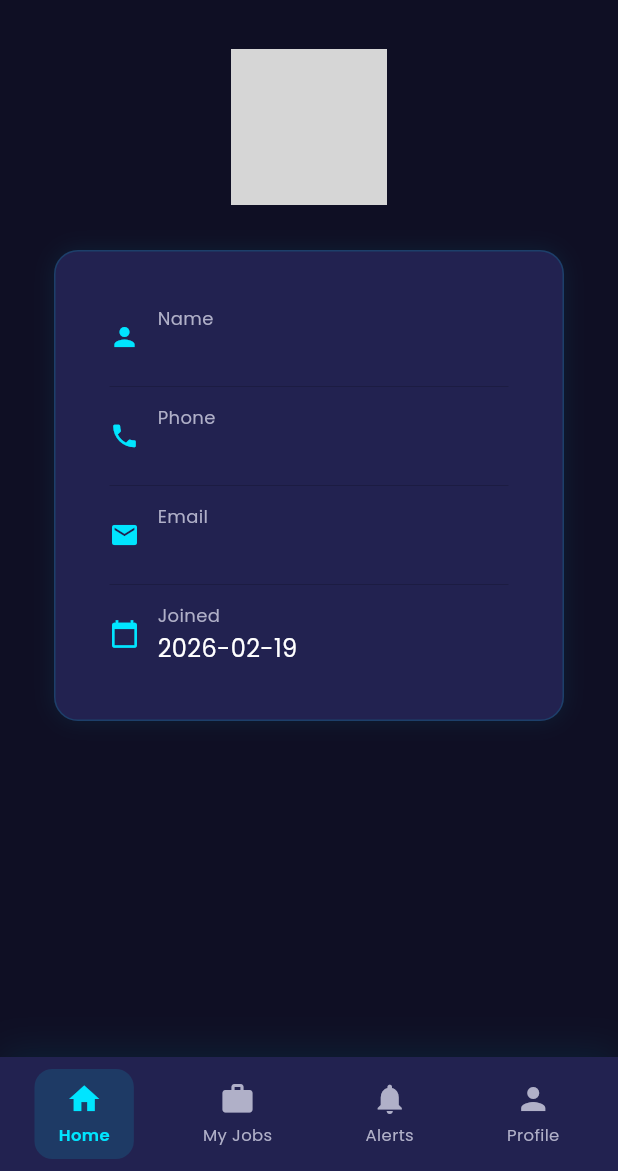
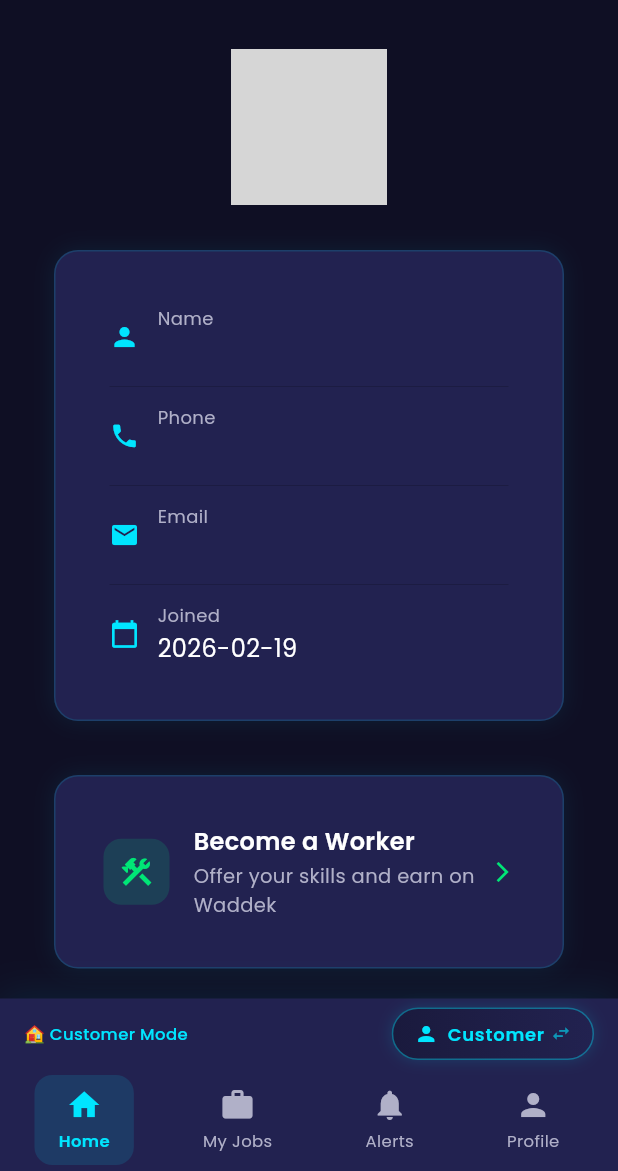
Before and after one commit to hopeengineer/waddek-lk, a Flutter app: the CustomerProfileScreen screen opened by its route, after a tap on the "edit" icon, after a tap on "Save Changes", on a phone screen of 412 x 824 dp, the part 65-1236 px from its top. Run offline on Flutter 3.47's test engine with Material 3 defaults, Android fonts, the phone set to English and light mode, and no system bars; our stand-ins replace cached_network_image, flutter_animate, flutter_riverpod, freezed_annotation, geolocator, go_router and 3 more; missing offline and left inert: onesignal_flutter; accounts and stored records are empty; network calls fail; grey boxes are pictures that could not be loaded.

Commit message:
feat: add dual account support with role switching
Phase 2:
- Add activeRole/registrationCompleted to ProfileModel + freezed regen
- Create role_provider for app-wide role state management
- Create role_switch_widget with animated toggle (neon green/cyan)
- Rebuild app_bottom_nav with role mode strip + dynamic tabs
- Add updateActiveRole to ProfileRepository
- Customer profile: add 'Become a Worker' card → worker onboarding
- Worker profile: add 'Switch to Customer' quick action (one-click)
- Asymmetric: Worker→Customer instant, Customer→Worker needs verification

```diff
--- /dev/null
+++ b/lib/core/providers/role_provider.dart
@@ -0,0 +1,40 @@
+import 'package:flutter_riverpod/flutter_riverpod.dart';
+
+import '../../features/profile/data/profile_repository.dart';
+import '../../features/profile/presentation/providers/profile_provider.dart';
+
+/// Active role provider — determines whether the user is in customer or worker mode.
+///
+/// This is the single source of truth for the current role across the app.
+/// It reads from the profile's `active_role` field and can be switched.
+final activeRoleProvider =
+    StateNotifierProvider<ActiveRoleNotifier, String>((ref) {
+  final profile = ref.watch(currentProfileProvider).valueOrNull;
+  final initialRole = profile?.activeRole ?? 'customer';
+  return ActiveRoleNotifier(
+    ref.read(profileRepositoryProvider),
+    initialRole,
+  );
+});
+
+class ActiveRoleNotifier extends StateNotifier<String> {
+  ActiveRoleNotifier(this._repo, String initialRole) : super(initialRole);
+
+  final ProfileRepository _repo;
+
+  /// Whether the current role is worker.
+  bool get isWorker => state == 'worker';
+
+  /// Switch to the given role and persist to DB.
+  Future<void> switchRole(String role) async {
+    if (role == state) return;
+    state = role;
+    await _repo.updateActiveRole(role);
+  }
+
+  /// Toggle between customer and worker.
+  Future<void> toggleRole() async {
+    final newRole = state == 'customer' ? 'worker' : 'customer';
+    await switchRole(newRole);
+  }
+}
--- a/lib/core/widgets/app_bottom_nav.dart
+++ b/lib/core/widgets/app_bottom_nav.dart
@@ -2,9 +2,12 @@ import 'package:flutter/material.dart';
 import 'package:flutter_riverpod/flutter_riverpod.dart';
 import 'package:go_router/go_router.dart';
 
+import '../providers/role_provider.dart';
 import '../theme/app_colors.dart';
+import '../widgets/role_switch_widget.dart';
 
 /// Bottom navigation shell — different tabs for customers vs workers.
+/// Uses [activeRoleProvider] to determine the current role dynamically.
 class AppBottomNav extends ConsumerStatefulWidget {
   const AppBottomNav({required this.child, required this.isWorker, super.key});
   final Widget child;
@@ -17,7 +20,9 @@ class AppBottomNav extends ConsumerStatefulWidget {
 class _AppBottomNavState extends ConsumerState<AppBottomNav> {
   int _currentIndex = 0;
 
-  List<_NavItem> get _items => widget.isWorker
+  List<_NavItem> get _items {
+    final isWorker = ref.read(activeRoleProvider) == 'worker';
+    return isWorker
         ? [
             _NavItem(Icons.work, 'Jobs', '/worker/jobs'),
             _NavItem(Icons.handshake, 'My Bids', '/worker/bids'),
@@ -30,9 +35,14 @@ class _AppBottomNavState extends ConsumerState<AppBottomNav> {
             _NavItem(Icons.notifications, 'Alerts', '/notifications'),
             _NavItem(Icons.person, 'Profile', '/customer/profile'),
           ];
+  }
 
   @override
   Widget build(BuildContext context) {
+    // Watch role to rebuild when it changes
+    final activeRole = ref.watch(activeRoleProvider);
+    final items = _items;
+
     return Scaffold(
       body: widget.child,
       bottomNavigationBar: Container(
@@ -47,11 +57,37 @@ class _AppBottomNavState extends ConsumerState<AppBottomNav> {
           ],
         ),
         child: SafeArea(
-          child: Padding(
-            padding: const EdgeInsets.symmetric(horizontal: 8, vertical: 8),
+          child: Column(
+            mainAxisSize: MainAxisSize.min,
+            children: [
+              // Role switch strip
+              Padding(
+                padding:
+                    const EdgeInsets.symmetric(horizontal: 16, vertical: 6),
+                child: Row(
+                  mainAxisAlignment: MainAxisAlignment.spaceBetween,
+                  children: [
+                    Text(
+                      activeRole == 'worker' ? '🔧 Worker Mode' : '🏠 Customer Mode',
+                      style: TextStyle(
+                        color: activeRole == 'worker'
+                            ? AppColors.neonGreen
+                            : AppColors.neonCyan,
+                        fontSize: 11,
+                        fontWeight: FontWeight.w500,
+                      ),
+                    ),
+                    const RoleSwitchWidget(),
+                  ],
+                ),
+              ),
+              // Nav buttons
+              Padding(
+                padding:
+                    const EdgeInsets.symmetric(horizontal: 8, vertical: 4),
                 child: Row(
                   mainAxisAlignment: MainAxisAlignment.spaceAround,
-              children: _items.asMap().entries.map((entry) {
+                  children: items.asMap().entries.map((entry) {
                     final i = entry.key;
                     final item = entry.value;
                     final isActive = i == _currentIndex;
@@ -61,6 +97,8 @@ class _AppBottomNavState extends ConsumerState<AppBottomNav> {
                     });
                   }).toList(),
                 ),
+              ),
+            ],
           ),
         ),
       ),
--- /dev/null
+++ b/lib/core/widgets/role_switch_widget.dart
@@ -0,0 +1,160 @@
+import 'package:flutter/material.dart';
+import 'package:flutter_riverpod/flutter_riverpod.dart';
+import 'package:go_router/go_router.dart';
+
+import '../providers/role_provider.dart';
+import '../theme/app_colors.dart';
+import '../theme/app_text_styles.dart';
+
+/// A compact role toggle widget for switching between Customer and Worker modes.
+///
+/// Shows current role with an animated toggle. Worker → Customer is instant;
+/// Customer → Worker requires verification (handled by the caller).
+class RoleSwitchWidget extends ConsumerWidget {
+  const RoleSwitchWidget({super.key});
+
+  @override
+  Widget build(BuildContext context, WidgetRef ref) {
+    final activeRole = ref.watch(activeRoleProvider);
+    final isWorker = activeRole == 'worker';
+
+    return GestureDetector(
+      onTap: () => _handleSwitch(context, ref, isWorker),
+      child: AnimatedContainer(
+        duration: const Duration(milliseconds: 300),
+        curve: Curves.easeInOut,
+        padding: const EdgeInsets.symmetric(horizontal: 14, vertical: 8),
+        decoration: BoxDecoration(
+          gradient: isWorker
+              ? const LinearGradient(
+                  colors: [Color(0xFF1A3A2E), Color(0xFF0F2E1F)],
+                )
+              : const LinearGradient(
+                  colors: [Color(0xFF1A1A3D), Color(0xFF222250)],
+                ),
+          borderRadius: BorderRadius.circular(20),
+          border: Border.all(
+            color: isWorker
+                ? AppColors.neonGreen.withOpacity(0.4)
+                : AppColors.neonCyan.withOpacity(0.4),
+            width: 1,
+          ),
+          boxShadow: [
+            BoxShadow(
+              color: (isWorker ? AppColors.neonGreen : AppColors.neonCyan)
+                  .withOpacity(0.15),
+              blurRadius: 8,
+              spreadRadius: 0,
+            ),
+          ],
+        ),
+        child: Row(
+          mainAxisSize: MainAxisSize.min,
+          children: [
+            Icon(
+              isWorker ? Icons.construction : Icons.person,
+              color: isWorker ? AppColors.neonGreen : AppColors.neonCyan,
+              size: 16,
+            ),
+            const SizedBox(width: 6),
+            Text(
+              isWorker ? 'Worker' : 'Customer',
+              style: AppTextStyles.labelMedium.copyWith(
+                color: isWorker ? AppColors.neonGreen : AppColors.neonCyan,
+                fontWeight: FontWeight.w600,
+              ),
+            ),
+            const SizedBox(width: 4),
+            Icon(
+              Icons.swap_horiz,
+              color: (isWorker ? AppColors.neonGreen : AppColors.neonCyan)
+                  .withOpacity(0.6),
+              size: 14,
+            ),
+          ],
+        ),
+      ),
+    );
+  }
+
+  void _handleSwitch(BuildContext context, WidgetRef ref, bool isCurrentlyWorker) {
+    if (isCurrentlyWorker) {
+      // Worker → Customer: one-click (workers are already verified)
+      ref.read(activeRoleProvider.notifier).switchRole('customer');
+      context.go('/customer/home');
+    } else {
+      // Customer → Worker: check if they have worker verification
+      _showWorkerActivationDialog(context, ref);
+    }
+  }
+
+  void _showWorkerActivationDialog(BuildContext context, WidgetRef ref) {
+    showModalBottomSheet(
+      context: context,
+      backgroundColor: AppColors.bgCard,
+      shape: const RoundedRectangleBorder(
+        borderRadius: BorderRadius.vertical(top: Radius.circular(20)),
+      ),
+      builder: (ctx) => Padding(
+        padding: const EdgeInsets.all(24),
+        child: Column(
+          mainAxisSize: MainAxisSize.min,
+          children: [
+            // Handle bar
+            Container(
+              width: 40,
+              height: 4,
+              decoration: BoxDecoration(
+                color: AppColors.textDisabled,
+                borderRadius: BorderRadius.circular(2),
+              ),
+            ),
+            const SizedBox(height: 24),
+            const Icon(Icons.construction, color: AppColors.neonGreen, size: 48),
+            const SizedBox(height: 16),
+            Text(
+              'Become a Worker',
+              style: AppTextStyles.h3.copyWith(color: AppColors.textPrimary),
+            ),
+            const SizedBox(height: 8),
+            Text(
+              'To offer services on Waddek, you need to complete worker verification including NIC upload and skill selection.',
+              style: AppTextStyles.bodyMedium.copyWith(
+                color: AppColors.textSecondary,
+              ),
+              textAlign: TextAlign.center,
+            ),
+            const SizedBox(height: 24),
+            SizedBox(
+              width: double.infinity,
+              child: ElevatedButton(
+                onPressed: () {
+                  Navigator.of(ctx).pop();
+                  context.pushNamed('worker-onboarding');
+                },
+                style: ElevatedButton.styleFrom(
+                  backgroundColor: AppColors.neonGreen,
+                  foregroundColor: AppColors.scaffoldDark,
+                  padding: const EdgeInsets.symmetric(vertical: 14),
+                  shape: RoundedRectangleBorder(
+                    borderRadius: BorderRadius.circular(14),
+                  ),
+                ),
+                child: Text('Start Verification',
+                    style: AppTextStyles.button
+                        .copyWith(color: AppColors.scaffoldDark)),
+              ),
+            ),
+            const SizedBox(height: 12),
+            TextButton(
+              onPressed: () => Navigator.of(ctx).pop(),
+              child: Text('Not Now',
+                  style: TextStyle(color: AppColors.textSecondary)),
+            ),
+            const SizedBox(height: 8),
+          ],
+        ),
+      ),
+    );
+  }
+}
--- a/lib/features/profile/domain/profile_model.dart
+++ b/lib/features/profile/domain/profile_model.dart
@@ -10,6 +10,8 @@ class ProfileModel with _$ProfileModel {
     required String id,
     required String phone,
     @Default('customer') String role,
+    @JsonKey(name: 'active_role') @Default('customer') String activeRole,
+    @JsonKey(name: 'registration_completed') @Default(false) bool registrationCompleted,
     @Default('waddek') String tier,
     String? email,
     @JsonKey(name: 'full_name') String? fullName,
@@ -50,6 +52,8 @@ class ProfileModel with _$ProfileModel {
       id: json['id'] as String,
       phone: json['phone'] as String? ?? '',
       role: json['role'] as String? ?? 'customer',
+      activeRole: json['active_role'] as String? ?? json['role'] as String? ?? 'customer',
+      registrationCompleted: json['registration_completed'] as bool? ?? false,
       tier: json['tier'] as String? ?? 'waddek',
       email: json['email'] as String?,
       fullName: json['full_name'] as String?,
--- a/lib/features/profile/presentation/screens/customer_profile_screen.dart
+++ b/lib/features/profile/presentation/screens/customer_profile_screen.dart
@@ -1,5 +1,6 @@
 import 'package:flutter/material.dart';
 import 'package:flutter_riverpod/flutter_riverpod.dart';
+import 'package:go_router/go_router.dart';
 
 import 'package:waddek_lk/core/theme/app_colors.dart';
 import 'package:waddek_lk/core/widgets/neon_button.dart';
@@ -110,6 +111,54 @@ class _CustomerProfileScreenState
                         style: TextStyle(color: AppColors.textSecondary)),
                   ),
                 ],
+
+                // ── Become a Worker Card ──
+                if (!_isEditing) ...[
+                  const SizedBox(height: 24),
+                  NeonCard(
+                    child: InkWell(
+                      onTap: () => context.pushNamed('worker-onboarding'),
+                      borderRadius: BorderRadius.circular(16),
+                      child: Padding(
+                        padding: const EdgeInsets.all(16),
+                        child: Row(
+                          children: [
+                            Container(
+                              padding: const EdgeInsets.all(10),
+                              decoration: BoxDecoration(
+                                color: AppColors.neonGreen.withOpacity(0.15),
+                                borderRadius: BorderRadius.circular(12),
+                              ),
+                              child: const Icon(Icons.construction,
+                                  color: AppColors.neonGreen, size: 24),
+                            ),
+                            const SizedBox(width: 16),
+                            Expanded(
+                              child: Column(
+                                crossAxisAlignment: CrossAxisAlignment.start,
+                                children: [
+                                  Text('Become a Worker',
+                                      style: TextStyle(
+                                          color: AppColors.textPrimary,
+                                          fontSize: 16,
+                                          fontWeight: FontWeight.w600)),
+                                  const SizedBox(height: 2),
+                                  Text(
+                                      'Offer your skills and earn on Waddek',
+                                      style: TextStyle(
+                                          color: AppColors.textSecondary,
+                                          fontSize: 13)),
+                                ],
+                              ),
+                            ),
+                            const Icon(Icons.arrow_forward_ios,
+                                color: AppColors.neonGreen, size: 16),
+                          ],
+                        ),
+                      ),
+                    ),
+                  ),
+                ],
               ],
             ),
           );
--- a/lib/features/profile/presentation/screens/worker_profile_screen.dart
+++ b/lib/features/profile/presentation/screens/worker_profile_screen.dart
@@ -1,5 +1,8 @@
 import 'package:flutter/material.dart';
 import 'package:flutter_riverpod/flutter_riverpod.dart';
+import 'package:go_router/go_router.dart';
+
+import 'package:waddek_lk/core/providers/role_provider.dart';
 
 import 'package:waddek_lk/core/theme/app_colors.dart';
 import 'package:waddek_lk/core/widgets/neon_button.dart';
@@ -68,6 +71,11 @@ class WorkerProfileScreen extends ConsumerWidget {
                         _actionTile(Icons.photo_library, 'Portfolio', () {}),
                         _actionTile(Icons.category, 'My Skills', () {}),
                         _actionTile(Icons.location_on, 'Update Location', () {}),
+                        const Divider(color: AppColors.bgSurface, height: 16),
+                        _actionTile(Icons.swap_horiz, 'Switch to Customer Mode', () {
+                          ref.read(activeRoleProvider.notifier).switchRole('customer');
+                          context.go('/customer/home');
+                        }),
                       ],
                     ),
                   ),
```
Also changed, not shown: lib/features/profile/data/profile_repository.dart (+10 -0 lines), lib/features/profile/domain/profile_model.freezed.dart. Lines whose indentation alone changed are shown as unchanged.
